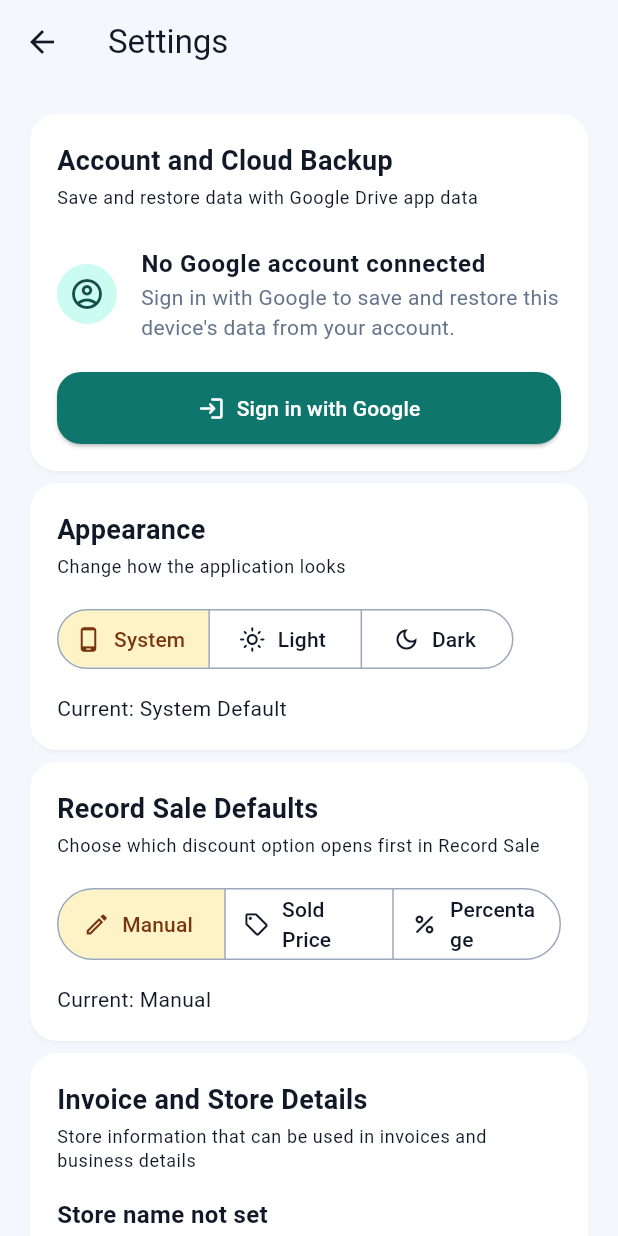
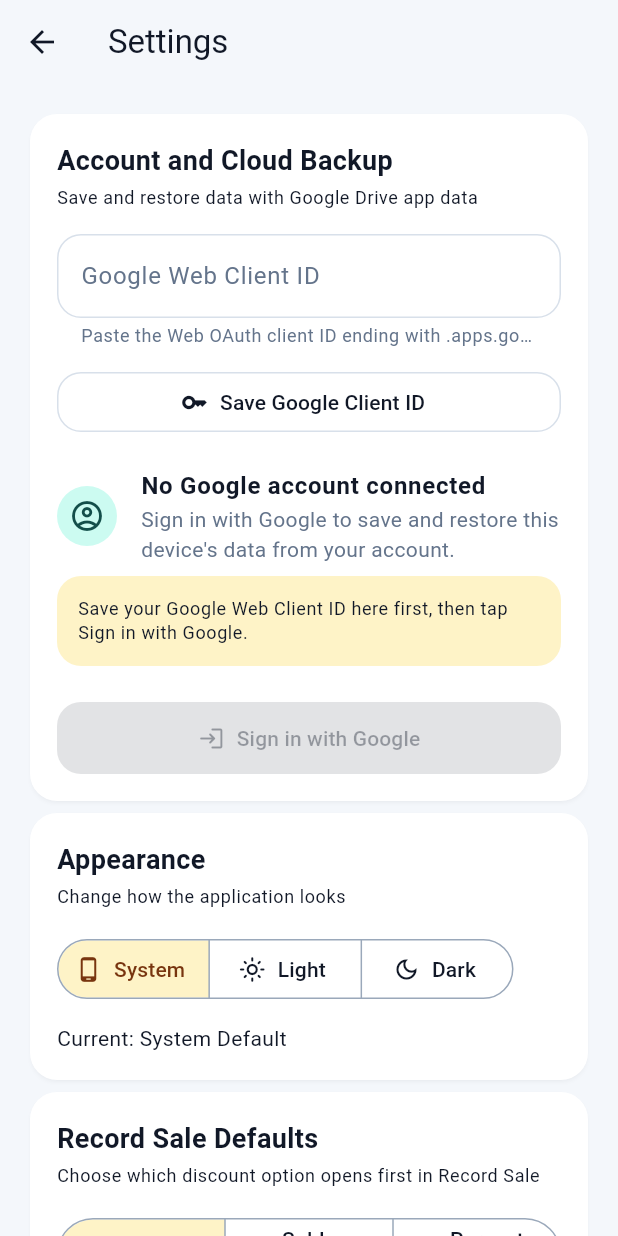
Before and after one commit to lloydzedds/flutter_sales_app, a Flutter app: the screen it shows after launch, scrolled down 576 dp, after a tap on the "settings" icon, on a phone screen of 412 x 824 dp. Run offline on Flutter 3.47's test engine with Material 3 defaults, Android fonts, the phone set to English and light mode, and no system bars; our stand-ins replace file_picker, fl_chart, google_sign_in, image_picker, pdf, permission_handler and 2 more; missing offline and left inert: googleapis, mobile_scanner; accounts and stored records are empty.

```diff
--- a/lib/main.dart
+++ b/lib/main.dart
@@ -4,11 +4,9 @@ import 'package:flutter/material.dart';
 
 import 'app_settings_controller.dart';
 import 'screens/home_screen.dart';
-import 'services/account_sync_service.dart';
 
 Future<void> main() async {
   WidgetsFlutterBinding.ensureInitialized();
-  unawaited(AccountSyncService.instance.initialize());
   await AppSettingsController.instance.load();
   runApp(MyApp(controller: AppSettingsController.instance));
 }
--- a/lib/screens/how_to_use_screen.dart
+++ b/lib/screens/how_to_use_screen.dart
@@ -83,7 +83,13 @@ class HowToUseScreen extends StatelessWidget {
             icon: Icons.photo_camera_outlined,
             title: "Product Photos and Inventory",
             description:
-                "You can attach a product photo from camera or gallery. Inventory items on the home screen can be long pressed for product edit and stock actions, so you can quickly fix names, prices, or stock without opening multiple screens.",
+                "You can attach a product photo from camera or gallery. Inventory items on the home screen can be long pressed for product edit, stock actions, and label printing, so you can quickly fix names, prices, stock, or print tags without opening multiple screens.",
+          ),
+          _stepCard(
+            icon: Icons.local_printshop_outlined,
+            title: "Print Product Labels",
+            description:
+                "Long press any product in Inventory and choose Print Label to create barcode or QR label PDFs. If a product has no barcode yet, the app can generate an internal one for you before printing. You can then share the PDF to your printer app or save it locally for later printing.",
           ),
           _stepCard(
             icon: Icons.point_of_sale_rounded,
--- a/lib/screens/settings_screen.dart
+++ b/lib/screens/settings_screen.dart
@@ -20,22 +20,26 @@ class SettingsScreen extends StatefulWidget {
 class _SettingsScreenState extends State<SettingsScreen> {
   final _controller = AppSettingsController.instance;
   final _syncService = AccountSyncService.instance;
+  final _googleClientIdController = TextEditingController();
 
   Map<String, String> _storeDetails = {};
   bool _isBusy = false;
   CloudBackupInfo? _cloudBackupInfo;
+  bool _isSavingGoogleConfig = false;
 
   @override
   void initState() {
     super.initState();
     _syncService.addListener(_handleSyncChanged);
     _loadStoreDetails();
+    _loadGoogleClientId();
     _loadCloudBackupInfo();
   }
 
   @override
   void dispose() {
     _syncService.removeListener(_handleSyncChanged);
+    _googleClientIdController.dispose();
     super.dispose();
   }
 
@@ -51,6 +55,12 @@ class _SettingsScreenState extends State<SettingsScreen> {
     setState(() {
       _storeDetails = details;
     });
+  }
+
+  Future<void> _loadGoogleClientId() async {
+    final clientId = await _syncService.loadSavedWebClientId();
+    if (!mounted) return;
+    _googleClientIdController.text = clientId;
   }
 
   void _showMessage(String message) {
@@ -84,6 +94,31 @@ class _SettingsScreenState extends State<SettingsScreen> {
       setState(() {
         _cloudBackupInfo = null;
       });
+    }
+  }
+
+  Future<void> _saveGoogleClientId() async {
+    final clientId = _googleClientIdController.text.trim();
+    setState(() {
+      _isSavingGoogleConfig = true;
+    });
+
+    try {
+      await _syncService.saveWebClientId(clientId);
+      if (!mounted) return;
+      _showMessage(
+        clientId.isEmpty
+            ? "Google Web Client ID cleared"
+            : _syncService.requiresRestartForClientIdChange
+            ? "Google Web Client ID saved. Restart the app before trying Google sign-in again."
+            : "Google Web Client ID saved. You can sign in now.",
+      );
+    } finally {
+      if (mounted) {
+        setState(() {
+          _isSavingGoogleConfig = false;
+        });
+      }
     }
   }
 
@@ -313,6 +348,7 @@ class _SettingsScreenState extends State<SettingsScreen> {
   Widget _buildAccountSection() {
     final signedIn = _syncService.isSignedIn;
     final busy = _syncService.isBusy;
+    final hasClientId = _syncService.hasConfiguredWebClientId;
     final name = _syncService.displayName?.trim() ?? '';
     final email = _syncService.email ?? '';
     final title = signedIn
@@ -327,6 +363,37 @@ class _SettingsScreenState extends State<SettingsScreen> {
       subtitle: "Save and restore data with Google Drive app data",
       child: Column(
         children: [
+          TextField(
+            controller: _googleClientIdController,
+            enabled: !_isSavingGoogleConfig && !busy,
+            keyboardType: TextInputType.emailAddress,
+            textInputAction: TextInputAction.done,
+            decoration: const InputDecoration(
+              labelText: "Google Web Client ID",
+              helperText:
+                  "Paste the Web OAuth client ID ending with .apps.googleusercontent.com",
+            ),
+          ),
+          const SizedBox(height: 12),
+          SizedBox(
+            width: double.infinity,
+            child: OutlinedButton.icon(
+              onPressed: _isSavingGoogleConfig || busy
+                  ? null
+                  : _saveGoogleClientId,
+              icon: _isSavingGoogleConfig
+                  ? const SizedBox(
+                      height: 18,
+                      width: 18,
+                      child: CircularProgressIndicator(strokeWidth: 2),
+                    )
+                  : const Icon(Icons.key_outlined),
+              label: Text(
+                _isSavingGoogleConfig ? "Saving..." : "Save Google Client ID",
+              ),
+            ),
+          ),
+          const SizedBox(height: 12),
           ListTile(
             contentPadding: EdgeInsets.zero,
             leading: CircleAvatar(
@@ -344,12 +411,40 @@ class _SettingsScreenState extends State<SettingsScreen> {
             ),
             subtitle: Text(subtitle),
           ),
+          if (!hasClientId && !signedIn)
+            Container(
+              width: double.infinity,
+              margin: const EdgeInsets.only(bottom: 12),
+              padding: const EdgeInsets.all(14),
+              decoration: BoxDecoration(
+                color: Theme.of(context).colorScheme.secondaryContainer,
+                borderRadius: BorderRadius.circular(16),
+              ),
+              child: Text(
+                "Save your Google Web Client ID here first, then tap Sign in with Google.",
+                style: Theme.of(context).textTheme.bodySmall,
+              ),
+            )
+          else if (_syncService.requiresRestartForClientIdChange && !signedIn)
+            Container(
+              width: double.infinity,
+              margin: const EdgeInsets.only(bottom: 12),
+              padding: const EdgeInsets.all(14),
+              decoration: BoxDecoration(
+                color: Theme.of(context).colorScheme.tertiaryContainer,
+                borderRadius: BorderRadius.circular(16),
+              ),
+              child: Text(
+                "Restart the app to apply the updated Google client ID before signing in.",
+                style: Theme.of(context).textTheme.bodySmall,
+              ),
+            ),
           const SizedBox(height: 12),
           if (!signedIn)
             SizedBox(
               width: double.infinity,
               child: ElevatedButton.icon(
-                onPressed: busy ? null : _signInWithGoogle,
+                onPressed: busy || !hasClientId ? null : _signInWithGoogle,
                 icon: const Icon(Icons.login_rounded),
                 label: const Text("Sign in with Google"),
               ),
--- a/lib/services/account_sync_service.dart
+++ b/lib/services/account_sync_service.dart
@@ -16,12 +16,17 @@ class AccountSyncService extends ChangeNotifier {
 
   static const _backupFileName = 'sale_buddy_sales.db';
   static const _scopes = <String>[drive.DriveApi.driveAppdataScope];
-  static const _webClientId = String.fromEnvironment('GOOGLE_WEB_CLIENT_ID');
+  static const _configuredClientIdKey = 'google_web_client_id';
+  static const _bundledWebClientId = String.fromEnvironment(
+    'GOOGLE_WEB_CLIENT_ID',
+  );
 
   GoogleSignInAccount? _account;
   StreamSubscription<GoogleSignInAuthenticationEvent>? _authSubscription;
   bool _initialized = false;
   bool _isBusy = false;
+  String _configuredWebClientId = '';
+  bool _requiresRestartForClientIdChange = false;
 
   GoogleSignInAccount? get account => _account;
   bool get isSignedIn => _account != null;
@@ -29,14 +34,21 @@ class AccountSyncService extends ChangeNotifier {
   String? get email => _account?.email;
   String? get displayName => _account?.displayName;
   String? get photoUrl => _account?.photoUrl;
+  String get configuredWebClientId => _configuredWebClientId;
+  bool get hasConfiguredWebClientId => _configuredWebClientId.isNotEmpty;
+  bool get requiresRestartForClientIdChange =>
+      _requiresRestartForClientIdChange;
 
   Future<void> initialize() async {
     if (_initialized) return;
-    _initialized = true;
+    _configuredWebClientId = await _loadConfiguredWebClientId();
 
     await GoogleSignIn.instance.initialize(
-      serverClientId: _webClientId.isEmpty ? null : _webClientId,
+      serverClientId: _configuredWebClientId.isEmpty
+          ? null
+          : _configuredWebClientId,
     );
+    _initialized = true;
 
     _authSubscription = GoogleSignIn.instance.authenticationEvents.listen((
       event,
@@ -50,7 +62,7 @@ class AccountSyncService extends ChangeNotifier {
       notifyListeners();
     }, onError: (_) {});
 
-    if (_webClientId.isEmpty) return;
+    if (_configuredWebClientId.isEmpty) return;
     final lightweight = GoogleSignIn.instance
         .attemptLightweightAuthentication();
     if (lightweight != null) {
@@ -71,13 +83,19 @@ class AccountSyncService extends ChangeNotifier {
   }
 
   Future<void> signIn() async {
-    await initialize();
-    if (_webClientId.isEmpty) {
+    _configuredWebClientId = await _loadConfiguredWebClientId();
+    if (_configuredWebClientId.isEmpty) {
       throw Exception(
-        'Google sign-in is not configured yet. Add GOOGLE_WEB_CLIENT_ID when running the app.',
+        'Google sign-in is not configured yet. Add your Google Web Client ID in Settings first.',
+      );
+    }
+    if (_requiresRestartForClientIdChange) {
+      throw Exception(
+        'Restart the app to use the updated Google Web Client ID, then try signing in again.',
       );
     }
 
+    await initialize();
     if (!GoogleSignIn.instance.supportsAuthenticate()) {
       throw Exception('Google sign-in is not supported on this platform.');
     }
@@ -228,6 +246,35 @@ class AccountSyncService extends ChangeNotifier {
     notifyListeners();
   }
 
+  Future<String> loadSavedWebClientId() async {
+    final value = await _loadConfiguredWebClientId();
+    _configuredWebClientId = value;
+    return value;
+  }
+
+  Future<void> saveWebClientId(String value) async {
+    final cleanValue = value.trim();
+    _requiresRestartForClientIdChange =
+        _initialized && cleanValue != _configuredWebClientId;
+    await DatabaseHelper.instance.saveAppSetting(
+      _configuredClientIdKey,
+      cleanValue,
+    );
+    _configuredWebClientId = cleanValue;
+    notifyListeners();
+  }
+
+  Future<String> _loadConfiguredWebClientId() async {
+    if (_bundledWebClientId.isNotEmpty) {
+      return _bundledWebClientId.trim();
+    }
+
+    return (await DatabaseHelper.instance.getAppSetting(
+          _configuredClientIdKey,
+        ))?.trim() ??
+        '';
+  }
+
   @override
   void dispose() {
     _authSubscription?.cancel();
```
Also changed, not shown: lib/database/database_helper.dart (+10 -0 lines), lib/screens/home_screen.dart (+9 -0 lines), lib/screens/product_label_screen.dart (added, +326 -0 lines), lib/services/product_label_service.dart (added, +197 -0 lines), 1 other file.
